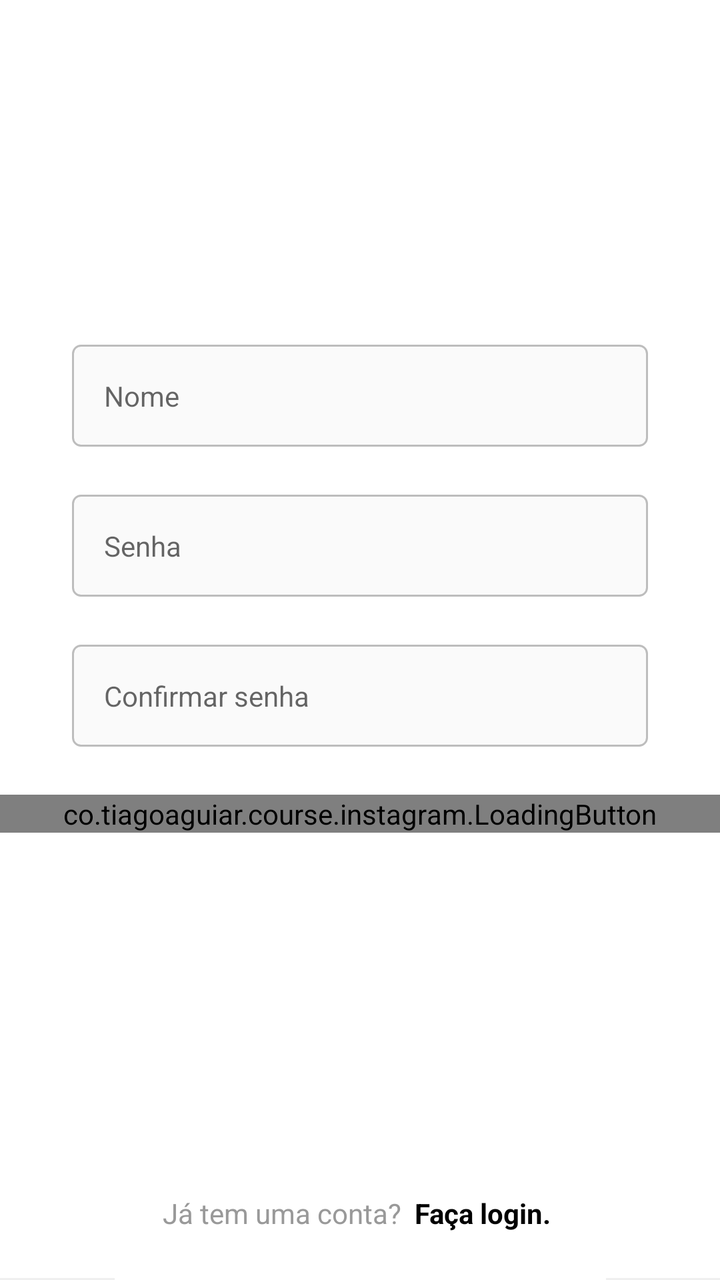
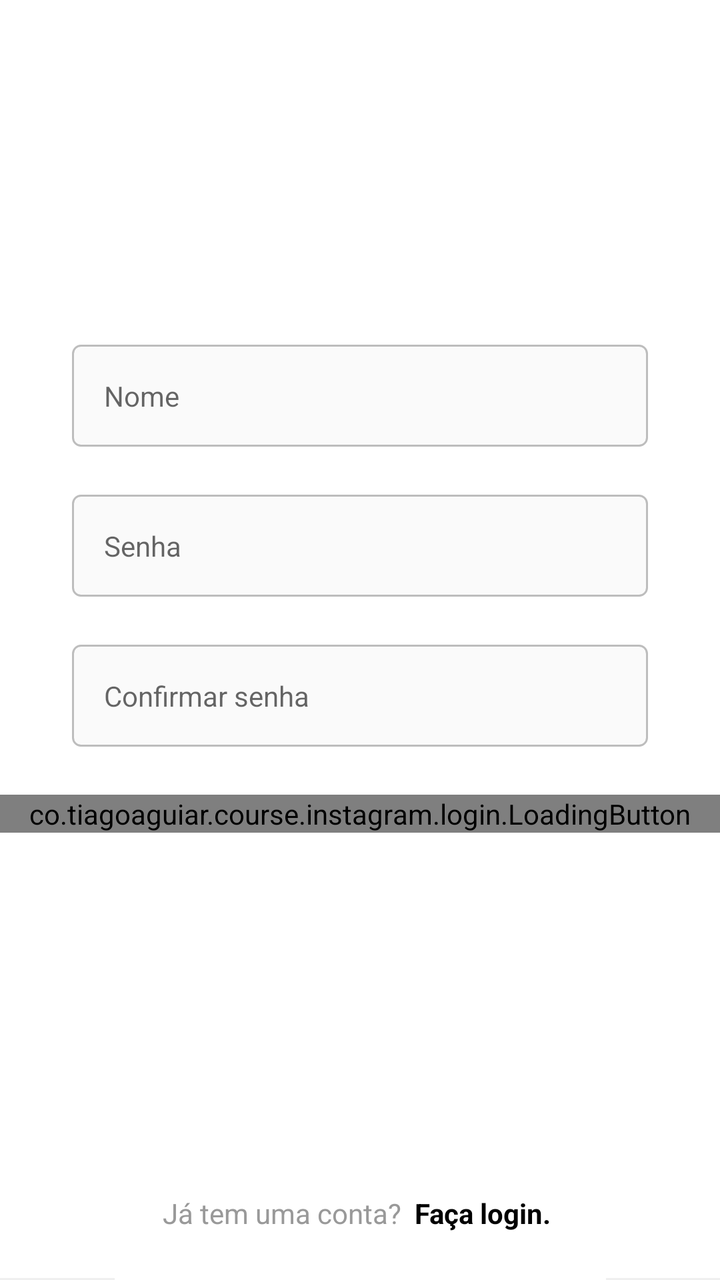

Before-and-after screenshots of an Android layout around one commit, followed by the original layout XML and the change that was made.
<!-- AndroidManifest.xml: application theme Theme.Instagram -->
<!-- res/layout/fragment_register_name_password.xml -->
<?xml version="1.0" encoding="utf-8"?>
<androidx.constraintlayout.widget.ConstraintLayout
    xmlns:android="http://schemas.android.com/apk/res/android"
    xmlns:app="http://schemas.android.com/apk/res-auto"
    xmlns:tools="http://schemas.android.com/tools"
    android:layout_width="match_parent"
    android:layout_height="match_parent"
    android:background="@color/white"
    >

    <ScrollView
        app:layout_constraintTop_toTopOf="parent"
        app:layout_constraintStart_toStartOf="parent"
        app:layout_constraintEnd_toEndOf="parent"
        app:layout_constraintBottom_toBottomOf="parent"
        app:layout_constraintVertical_bias="0.4"
        android:layout_width="match_parent"
        android:layout_height="wrap_content"
        >



        <LinearLayout
            android:layout_width="match_parent"
            android:layout_height="wrap_content"
            android:paddingVertical="70dp"
            android:orientation="vertical">



            <com.google.android.material.textfield.TextInputLayout
                android:id="@+id/register_edit_name_input"
                style="@style/Theme.Instagram.FormEditTextInput"
                app:hintEnabled="false"
                >


                <com.google.android.material.textfield.TextInputEditText
                    android:id="@+id/register_edit_name"
                    style="@style/Theme.Instagram.FormEditText"
                    android:hint="@string/name"
                    android:inputType="textPersonName"
                    android:autofillHints="@null"
                    />
            </com.google.android.material.textfield.TextInputLayout>



            <com.google.android.material.textfield.TextInputLayout
                android:id="@+id/register_edit_password_input"
                style="@style/Theme.Instagram.FormEditTextInput"
                app:hintEnabled="false"
                >


                <com.google.android.material.textfield.TextInputEditText
                    android:id="@+id/register_edit_password"
                    style="@style/Theme.Instagram.FormEditText"
                    android:hint="@string/password"
                    android:inputType="textPassword"
                    android:autofillHints="@null"
                    />
            </com.google.android.material.textfield.TextInputLayout>


            <com.google.android.material.textfield.TextInputLayout
                android:id="@+id/register_edit_confirm_input"
                style="@style/Theme.Instagram.FormEditTextInput"
                app:hintEnabled="false"
                >


                <com.google.android.material.textfield.TextInputEditText
                    android:id="@+id/register_edit_confirm"
                    style="@style/Theme.Instagram.FormEditText"
                    android:hint="@string/password_confirm"
                    android:inputType="textPassword"
                    android:autofillHints="@null"
                    />
            </com.google.android.material.textfield.TextInputLayout>






            <co.tiagoaguiar.course.instagram.LoadingButton
                android:id="@+id/register_name_btn_next"
                android:layout_width="match_parent"
                android:layout_height="wrap_content"
                app:text="@string/continuee"
                />




        </LinearLayout>

    </ScrollView>


    <View
        android:background="@color/gray_darker"
        android:layout_width="match_parent"
        app:layout_constraintStart_toStartOf="parent"
        app:layout_constraintEnd_toEndOf="parent"
        app:layout_constraintBottom_toBottomOf="@+id/register_txt_login"
        android:layout_height="1dp"/>



    <TextView
        android:id="@+id/register_txt_login"
        style="@style/Theme.Instagram.TextViewBase"
        android:layout_width="wrap_content"
        android:layout_height="wrap_content"
        android:text="@string/already_has_account"
        android:background="@color/white"
        android:textAlignment="center"
        app:layout_constraintBottom_toBottomOf="parent"
        app:layout_constraintEnd_toEndOf="parent"
        app:layout_constraintStart_toStartOf="parent"
        android:padding="24dp"/>



</androidx.constraintlayout.widget.ConstraintLayout>
<!-- resources referenced by this layout -->
<resources>
  <color name="gray_darker">#EFEFEF</color>
  <color name="white">#FFFFFFFF</color>
  <string name="already_has_account">
  Já tem uma conta?
  <b>
  <font color="#000000">Faça login.</font>
  </b>
  </string>
  <string name="continuee">Continuar</string>
  <string name="name">Nome</string>
  <string name="password">Senha</string>
  <string name="password_confirm">Confirmar senha</string>
  <style name="Theme.Instagram.FormEditText">
  
          <item name="android:layout_width">match_parent </item>
          <item name="android:layout_height">wrap_content </item>
  
          <item name="android:padding">16dp </item>
          <item name="android:layout_marginBottom">4dp </item>
          <item name="android:background">@drawable/edit_text_background </item>
  
      </style>
  <style name="Theme.Instagram.FormEditTextInput" parent="Widget.MaterialComponents.TextInputLayout.OutlinedBox">
          <item name="android:layout_width">match_parent </item>
          <item name="android:layout_height">wrap_content </item>
          <item name="android:layout_marginStart">36dp </item>
          <item name="android:layout_marginEnd">36dp </item>
          <item name="android:layout_marginBottom">20dp </item>
  
  
      </style>
  <style name="Theme.Instagram.TextViewBase" parent="Theme.Instagram.FormContainer">
  
          <item name="android:layout_width">wrap_content </item>
          <item name="android:layout_height">wrap_content </item>
  
          <item name="android:textColor">@color/gray_text </item>
  
      </style>
  <style name="Theme.Instagram" parent="Theme.MaterialComponents.DayNight.NoActionBar">
          
          <item name="colorPrimary">@color/gray</item>
          <item name="colorPrimaryVariant">@color/gray_darker</item>
          <item name="colorOnPrimary">@color/white</item>
          
          <item name="colorSecondary">@color/black</item>
          <item name="colorSecondaryVariant">@color/teal_700</item>
          <item name="colorOnSecondary">@color/black</item>
          
          <item name="android:statusBarColor" tools:targetApi="l">?attr/colorSecondary</item>
          
      </style>
  <!-- drawable edit_text_background (drawable) -->
  <?xml version="1.0" encoding="utf-8"?>
  <shape xmlns:android="http://schemas.android.com/apk/res/android">
  
      <stroke android:color="@color/gray_border" android:width="1dp"/>
      <solid android:color="@color/gray"/>
      <corners android:radius="4dp"/>
  
  
  </shape>
  <style name="Theme.Instagram.FormContainer">
          <item name="android:layout_marginStart">36dp </item>
          <item name="android:layout_marginEnd">36dp </item>
      </style>
  <color name="gray_text">#999999</color>
  <color name="gray">#FAFAFA</color>
  <color name="black">#FF000000</color>
  <color name="teal_700">#FF018786</color>
  <color name="gray_border">#FFBDBDBD</color>
</resources>

<!-- the commit's change to res/layout/fragment_register_name_password.xml (unified diff, before → after) -->
@@ -84,7 +84,7 @@
 
 
 
-            <co.tiagoaguiar.course.instagram.LoadingButton
+            <co.tiagoaguiar.course.instagram.login.LoadingButton
                 android:id="@+id/register_name_btn_next"
                 android:layout_width="match_parent"
                 android:layout_height="wrap_content"
